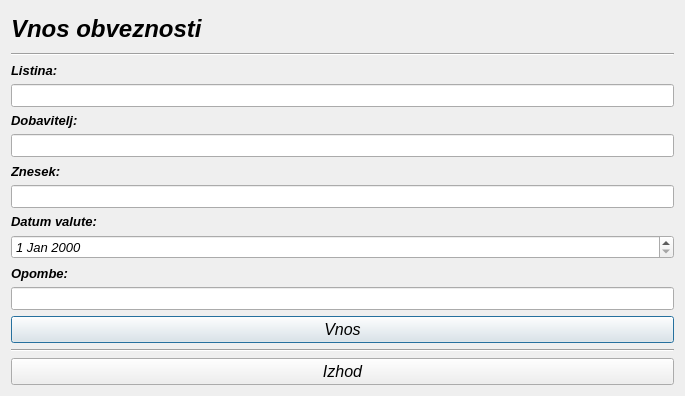
The window that vnosobveznosti.ui (MaxMaxy/racun) describes before a commit, drawn with Qt 5.
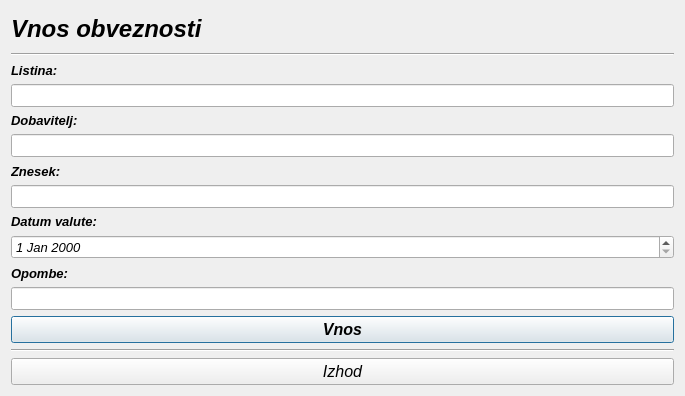
The same window after the commit.

```diff
--- a/vnosobveznosti.ui
+++ b/vnosobveznosti.ui
@@ -229,7 +229,9 @@
       <font>
        <family>MS Sans Serif</family>
        <pointsize>12</pointsize>
+       <weight>75</weight>
        <italic>true</italic>
+       <bold>true</bold>
       </font>
      </property>
      <property name="text">
```
